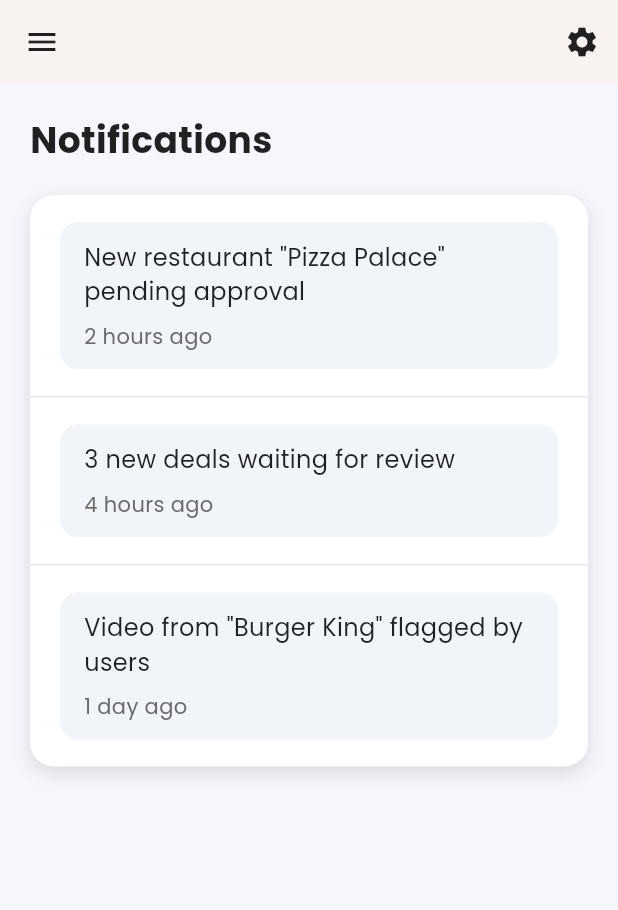
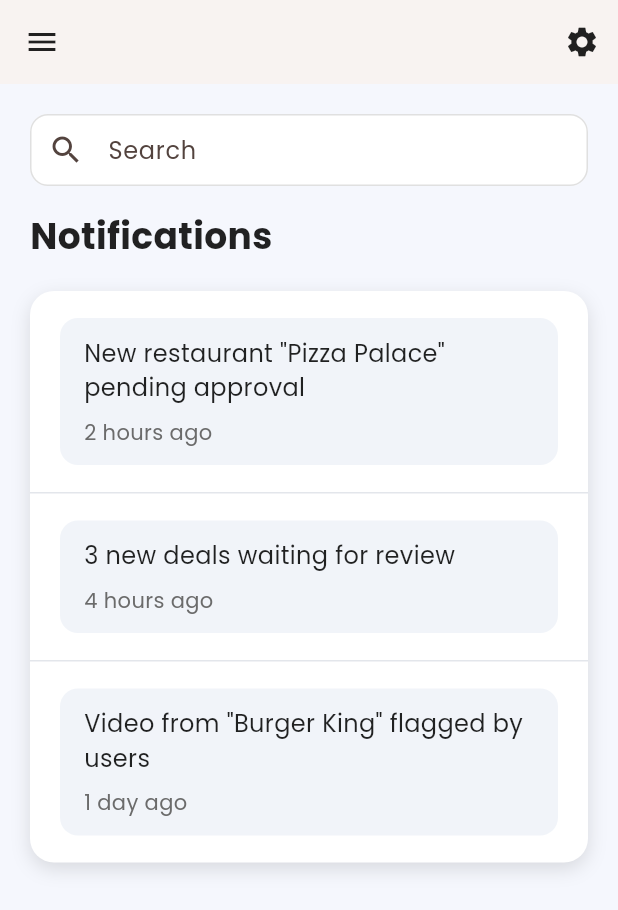
Before and after one commit to faizakiran6357/dealdine_app, a Flutter app: the _MobileNotifications screen opened directly, on a phone screen of 412 x 824 dp. Shown: the top 910 px of the screen. Run offline on Flutter 3.47's test engine with Material 3 defaults, Android fonts, the phone set to English and light mode, and no system bars; our stand-ins replace carousel_slider, fl_chart, flutter_cache_manager, get_it, go_router, google_fonts and 3 more.

Commit message:
added detail

```diff
--- a/lib/features/admin_flow/presentation/admin_analytics_screen.dart
+++ b/lib/features/admin_flow/presentation/admin_analytics_screen.dart
@@ -257,12 +257,16 @@ class _MobileAnalytics extends StatelessWidget {
     return Scaffold(
       drawer: const Drawer(child: Sidebar()),
       backgroundColor: const Color(0xffF3F4F8),
-      appBar: const AdminMobileAppBar(),
+      appBar: const AdminMobileAppBar(
+        backgroundColor: Colors.white,
+      ),
       body: SingleChildScrollView(
         padding: const EdgeInsets.all(16),
         child: Column(
           crossAxisAlignment: CrossAxisAlignment.start,
           children: [
+            const AdminMobileSearchField(),
+            const SizedBox(height: 16),
             const Text(
               "Restaurant Analytics",
               style: TextStyle(
--- a/lib/features/admin_flow/presentation/admin_approvals_screen.dart
+++ b/lib/features/admin_flow/presentation/admin_approvals_screen.dart
@@ -295,12 +295,16 @@ class _MobileApprovals extends StatelessWidget {
     return Scaffold(
       drawer: const Drawer(child: Sidebar()),
       backgroundColor: const Color(0xFFF5F7FD),
-      appBar: const AdminMobileAppBar(),
+      appBar: const AdminMobileAppBar(
+        backgroundColor: Colors.white,
+      ),
       body: SingleChildScrollView(
         padding: const EdgeInsets.all(16.0),
         child: Column(
           crossAxisAlignment: CrossAxisAlignment.start,
           children: [
+            const AdminMobileSearchField(),
+            const SizedBox(height: 16),
             const Text(
               "Pending Approvals",
               style: TextStyle(
--- a/lib/features/admin_flow/presentation/admin_notifications_screen.dart
+++ b/lib/features/admin_flow/presentation/admin_notifications_screen.dart
@@ -187,12 +187,17 @@ class _MobileNotifications extends StatelessWidget {
     return Scaffold(
       drawer: const Drawer(child: Sidebar()),
       backgroundColor: const Color(0xFFF5F7FD),
-      appBar: const AdminMobileAppBar(showSettings: true),
+      appBar: const AdminMobileAppBar(
+        showSettings: true,
+        backgroundColor: Colors.white,
+      ),
       body: SingleChildScrollView(
         padding: const EdgeInsets.all(20.0),
         child: Column(
           crossAxisAlignment: CrossAxisAlignment.start,
           children: [
+            const AdminMobileSearchField(),
+            const SizedBox(height: 16),
             const Text(
               "Notifications",
               style: TextStyle(
--- a/lib/widgets/topbar.dart
+++ b/lib/widgets/topbar.dart
@@ -1,5 +1,7 @@
 
 import 'package:flutter/material.dart';
+import 'package:dealdine_application/widgets/primary_button.dart';
+import 'package:dealdine_application/features/auth/presentation/role_selection_screen.dart';
 
 class TopBar extends StatelessWidget {
   final bool showMenu;
@@ -229,16 +231,18 @@ class TopBar extends StatelessWidget {
 }
 
 /// ===================================================================
-/// ⭐ SHARED ADMIN MOBILE APP BAR (USED ON ALL ADMIN MOBILE SCREENS)
+///  SHARED ADMIN MOBILE APP BAR (USED ON ALL ADMIN MOBILE SCREENS)
 /// ===================================================================
 class AdminMobileAppBar extends StatelessWidget implements PreferredSizeWidget {
   final String title;
   final bool showSettings;
+  final Color backgroundColor;
 
   const AdminMobileAppBar({
     super.key,
     this.title = '',
     this.showSettings = false,
+    this.backgroundColor = Colors.white,
   });
 
   @override
@@ -247,7 +251,7 @@ class AdminMobileAppBar extends StatelessWidget implements PreferredSizeWidget {
   @override
   Widget build(BuildContext context) {
     return AppBar(
-      backgroundColor: Colors.white,
+      backgroundColor: backgroundColor,
       elevation: 2,
       iconTheme: const IconThemeData(color: Colors.black87),
       title: title.isEmpty
@@ -287,7 +291,7 @@ class AdminMobileSettingsScreen extends StatelessWidget {
   Widget build(BuildContext context) {
     return Scaffold(
       appBar: AppBar(
-        backgroundColor: Colors.white,
+        backgroundColor: Colors.white70,
         elevation: 2,
         iconTheme: const IconThemeData(color: Colors.black87),
         title: const Text(
@@ -410,9 +414,51 @@ class AdminMobileSettingsScreen extends StatelessWidget {
                 ),
               ],
             ),
+            const Spacer(),
+            PrimaryButton(
+              text: 'Logout',
+              onTap: () {
+                Navigator.of(context).pushAndRemoveUntil(
+                  MaterialPageRoute(
+                    builder: (_) => const RoleSelectionScreen(),
+                  ),
+                  (route) => false,
+                );
+              },
+            ),
           ],
         ),
       ),
     );
   }
 }
+
+class AdminMobileSearchField extends StatelessWidget {
+  final String hint;
+  const AdminMobileSearchField({super.key, this.hint = 'Search'});
+
+  @override
+  Widget build(BuildContext context) {
+    return TextField(
+      decoration: InputDecoration(
+        hintText: hint,
+        prefixIcon: const Icon(Icons.search),
+        filled: true,
+        fillColor: Colors.white,
+        contentPadding: const EdgeInsets.symmetric(vertical: 0, horizontal: 16),
+        border: OutlineInputBorder(
+          borderRadius: BorderRadius.circular(12),
+          borderSide: BorderSide(color: Colors.grey.shade300),
+        ),
+        enabledBorder: OutlineInputBorder(
+          borderRadius: BorderRadius.circular(12),
+          borderSide: BorderSide(color: Colors.grey.shade300),
+        ),
+        focusedBorder: OutlineInputBorder(
+          borderRadius: BorderRadius.circular(12),
+          borderSide: const BorderSide(color: Color(0xFF9C27B0)),
+        ),
+      ),
+    );
+  }
+}
```
Also changed, not shown: lib/features/admin_flow/presentation/admin_dashboard_screen.dart (+22 -2 lines).
